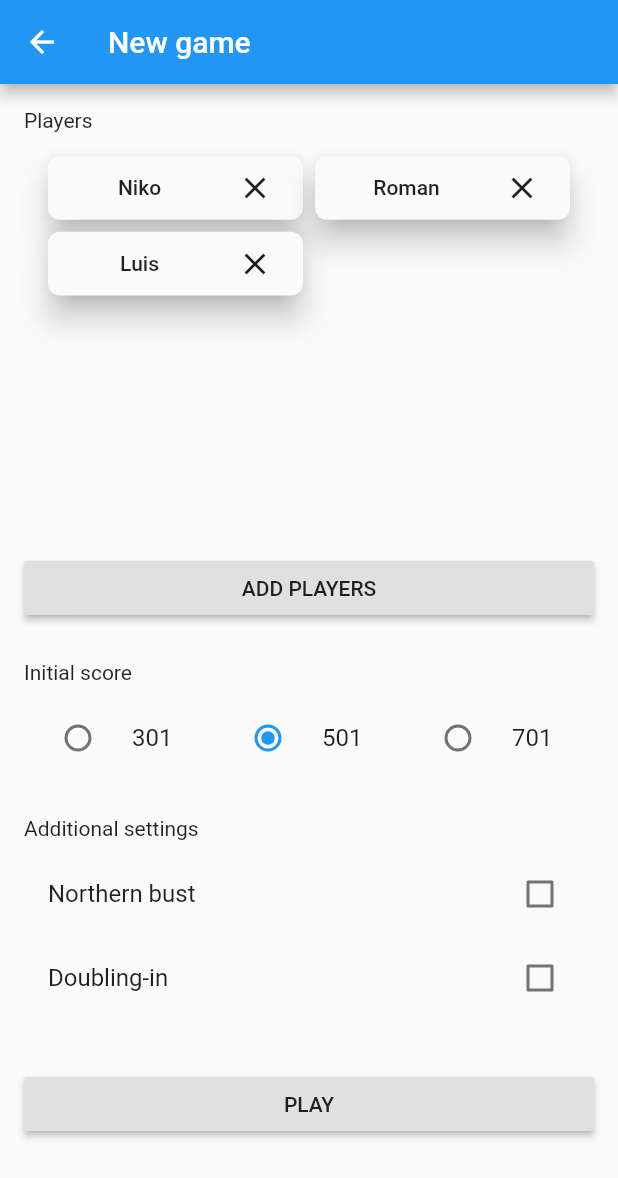
After one commit to AttFlederX/DartsScoreboard, a Flutter app: the NewGamePage screen opened by its route, on a phone screen of 412 x 824 dp. The commit adds this screen. Shown: the top 1178 px of the screen. Run offline on Flutter 3.47's test engine with Material 2 defaults, Android fonts, the phone set to English and light mode, and no system bars.

Commit message:
Implement UI for new game page

```diff
--- a/lib/main.dart
+++ b/lib/main.dart
@@ -1,3 +1,4 @@
+import 'package:darts_scoreboard/pages/new_game_page.dart';
 import 'package:darts_scoreboard/pages/player_stats_page.dart';
 import 'package:flutter/material.dart';
 
@@ -34,6 +35,7 @@ class DartsScoreboardApp extends StatelessWidget {
       initialRoute: '/',
       routes: {
         '/': (context) => HomePage(),
+        '/new-game': (context) => NewGamePage(),
         '/player-stats': (context) => PlayerStatsPage(),
       },
     );
--- a/lib/pages/home_page.dart
+++ b/lib/pages/home_page.dart
@@ -44,7 +44,9 @@ class _HomePageState extends State<HomePage> {
                         Text("START NEW GAME"),
                       ],
                     ),
-                    onPressed: () {},
+                    onPressed: () {
+                      Navigator.pushNamed(context, '/new-game');
+                    },
                   ),
 
                   // spacing
--- /dev/null
+++ b/lib/pages/new_game_page.dart
@@ -0,0 +1,202 @@
+import 'package:darts_scoreboard/models/ui/dart_game.dart';
+import 'package:darts_scoreboard/models/ui/player.dart';
+import 'package:darts_scoreboard/repos/player_repository.dart';
+import 'package:flutter/material.dart';
+import 'package:flutter/rendering.dart';
+
+class NewGamePage extends StatefulWidget {
+  @override
+  _NewGamePageState createState() => _NewGamePageState();
+}
+
+class _NewGamePageState extends State<NewGamePage> {
+  List<Player> _addedPlayers = PlayerRepository.getAllPlayers();
+  int _initScore = 501;
+  bool _isNorthernBust = false;
+  bool _isDoublingIn = false;
+
+  @override
+  Widget build(BuildContext context) {
+    return Scaffold(
+      appBar: AppBar(
+        title: Text('New game'),
+      ),
+      body: Container(
+        padding: EdgeInsets.all(16.0),
+        // page content
+        child: Column(
+          crossAxisAlignment: CrossAxisAlignment.stretch,
+          children: [
+            // player title
+            Text('Players'),
+
+            // added players list
+            Expanded(
+              flex: 1,
+              child: _addedPlayers.length == 0
+                  ? Row(
+                      mainAxisAlignment: MainAxisAlignment.center,
+                      crossAxisAlignment: CrossAxisAlignment.center,
+                      children: [
+                        Text(
+                          'No players added',
+                          textAlign: TextAlign.center,
+                          style: Theme.of(context).textTheme.caption,
+                        )
+                      ],
+                    )
+                  : GridView.count(
+                      crossAxisCount: 2,
+                      mainAxisSpacing: 8,
+                      crossAxisSpacing: 8,
+                      primary: true,
+                      physics: NeverScrollableScrollPhysics(),
+                      padding: EdgeInsets.all(16.0),
+                      childAspectRatio: 4.0 / 1.0,
+                      children: _buildAddedPlayersList(context),
+                    ),
+            ),
+
+            // add players button
+            RaisedButton(
+              child: Text('ADD PLAYERS'),
+              onPressed: () {},
+            ),
+            SizedBox(height: 24.0),
+
+            // initial score title
+            Text('Initial score'),
+            SizedBox(height: 8.0),
+
+            // initial score setter
+            Row(
+              children: [
+                // 301
+                Flexible(
+                  flex: 1,
+                  child: RadioListTile(
+                    title: Text('301'),
+                    value: 301,
+                    groupValue: _initScore,
+                    onChanged: (value) {
+                      setState(() {
+                        _initScore = value;
+                      });
+                    },
+                  ),
+                ),
+
+                // 501
+                Flexible(
+                  flex: 1,
+                  child: RadioListTile(
+                    title: Text('501'),
+                    value: 501,
+                    groupValue: _initScore,
+                    onChanged: (value) {
+                      setState(() {
+                        _initScore = value;
+                      });
+                    },
+                  ),
+                ),
+
+                // 701
+                Flexible(
+                  flex: 1,
+                  child: RadioListTile(
+                    title: Text('701'),
+                    value: 701,
+                    groupValue: _initScore,
+                    onChanged: (value) {
+                      setState(() {
+                        _initScore = value;
+                      });
+                    },
+                  ),
+                ),
+              ],
+            ),
+            SizedBox(height: 24.0),
+
+            // additional settings title
+            Text('Additional settings'),
+            SizedBox(height: 8.0),
+
+            // additional settings setter
+            Column(
+              children: [
+                // northern bust
+                CheckboxListTile(
+                  title: Text('Northern bust'),
+                  value: _isNorthernBust,
+                  onChanged: (value) {
+                    setState(() {
+                      _isNorthernBust = value;
+                    });
+                  },
+                ),
+
+                // doubling-in
+                CheckboxListTile(
+                  title: Text('Doubling-in'),
+                  value: _isDoublingIn,
+                  onChanged: (value) {
+                    setState(() {
+                      _isDoublingIn = value;
+                    });
+                  },
+                ),
+              ],
+            ),
+            SizedBox(height: 32.0),
+
+            // play button
+            RaisedButton(
+              child: Text('PLAY'),
+              onPressed: () {},
+            ),
+            SizedBox(height: 48.0),
+          ],
+        ),
+      ),
+    );
+  }
+
+  List<Widget> _buildAddedPlayersList(BuildContext context) {
+    return _addedPlayers
+        .map((pl) => Material(
+              elevation: 8.0,
+              borderRadius: BorderRadius.all(Radius.circular(8.0)),
+              child: Padding(
+                padding: const EdgeInsets.all(8),
+                child: Row(
+                  mainAxisAlignment: MainAxisAlignment.center,
+                  crossAxisAlignment: CrossAxisAlignment.center,
+                  children: [
+                    // player name
+                    Expanded(
+                      child: Text(
+                        pl.name,
+                        textAlign: TextAlign.center,
+                        style: Theme.of(context).textTheme.button,
+                      ),
+                    ),
+
+                    // remove button
+                    IconButton(
+                      padding: EdgeInsets.zero,
+                      icon: Icon(Icons.close),
+                      onPressed: () {
+                        setState(() {
+                          _addedPlayers.remove(pl);
+                        });
+                      },
+                    )
+                  ],
+                ),
+              ),
+            ))
+        .toList();
+  }
+}
--- a/lib/widgets/player_stats_item.dart
+++ b/lib/widgets/player_stats_item.dart
@@ -30,6 +30,7 @@ class PlayerStatsItem extends StatelessWidget {
                       '${player.name}',
                       style: Theme.of(context).textTheme.headline5,
                     ),
+                    SizedBox(height: 8.0),
 
                     // player addition date
                     Text(
```
